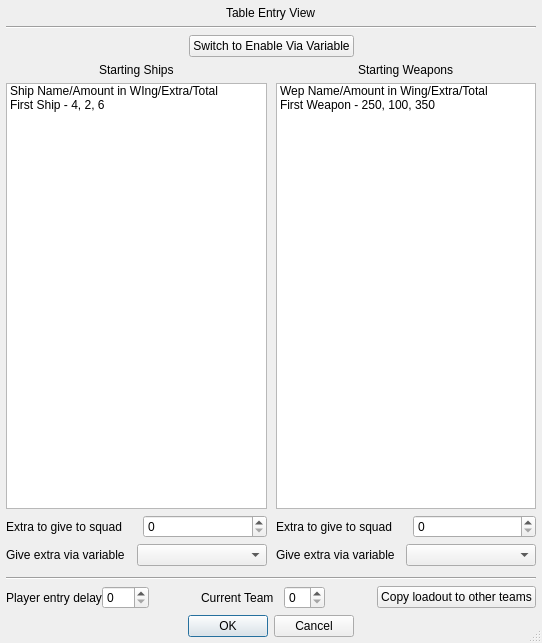
Before: the Qt Designer form qtfred/ui/LoadoutDialog.ui in JohnAFernandez/fs2open, drawn with Qt 5.
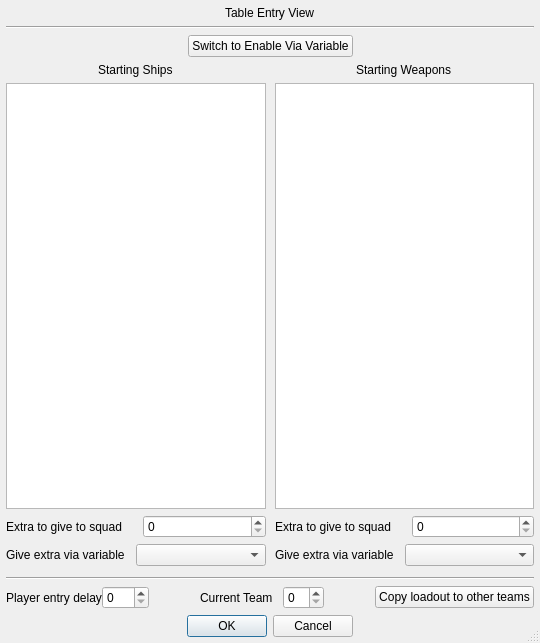
After: the same form once the commit is applied.

Commit message: Start Change to Table Widget instead of List Widget

The edit to the form file:
```diff
--- a/qtfred/ui/LoadoutDialog.ui
+++ b/qtfred/ui/LoadoutDialog.ui
@@ -9,7 +9,7 @@
    <rect>
     <x>0</x>
     <y>0</y>
-    <width>542</width>
+    <width>540</width>
     <height>643</height>
    </rect>
   </property>
@@ -226,7 +226,7 @@
         <enum>QLayout::SetMinimumSize</enum>
        </property>
        <item>
-        <widget class="QListWidget" name="shipVarList">
+        <widget class="QTableWidget" name="shipVarList">
          <property name="enabled">
           <bool>true</bool>
          </property>
@@ -248,19 +248,6 @@
          <property name="selectionBehavior">
           <enum>QAbstractItemView::SelectRows</enum>
          </property>
-         <item>
-          <property name="text">
-           <string>Ship Name/Amount in WIng/Extra/Total</string>
-          </property>
-          <property name="flags">
-           <set>ItemIsEnabled</set>
-          </property>
-         </item>
-         <item>
-          <property name="text">
-           <string>First Ship - 4, 2, 6</string>
-          </property>
-         </item>
         </widget>
        </item>
       </layout>
@@ -281,29 +268,13 @@
         <enum>QLayout::SetMinimumSize</enum>
        </property>
        <item>
-        <widget class="QListWidget" name="weaponVarList">
+        <widget class="QTableWidget" name="weaponVarList">
          <property name="minimumSize">
           <size>
            <width>0</width>
            <height>0</height>
           </size>
          </property>
-         <property name="selectionRectVisible">
-          <bool>true</bool>
-         </property>
-         <item>
-          <property name="text">
-           <string>Wep Name/Amount in Wing/Extra/Total</string>
-          </property>
-          <property name="flags">
-           <set>ItemIsEnabled</set>
-          </property>
-         </item>
-         <item>
-          <property name="text">
-           <string>First Weapon - 250, 100, 350</string>
-          </property>
-         </item>
         </widget>
        </item>
       </layout>
```
The commit also changes 2 other files.
